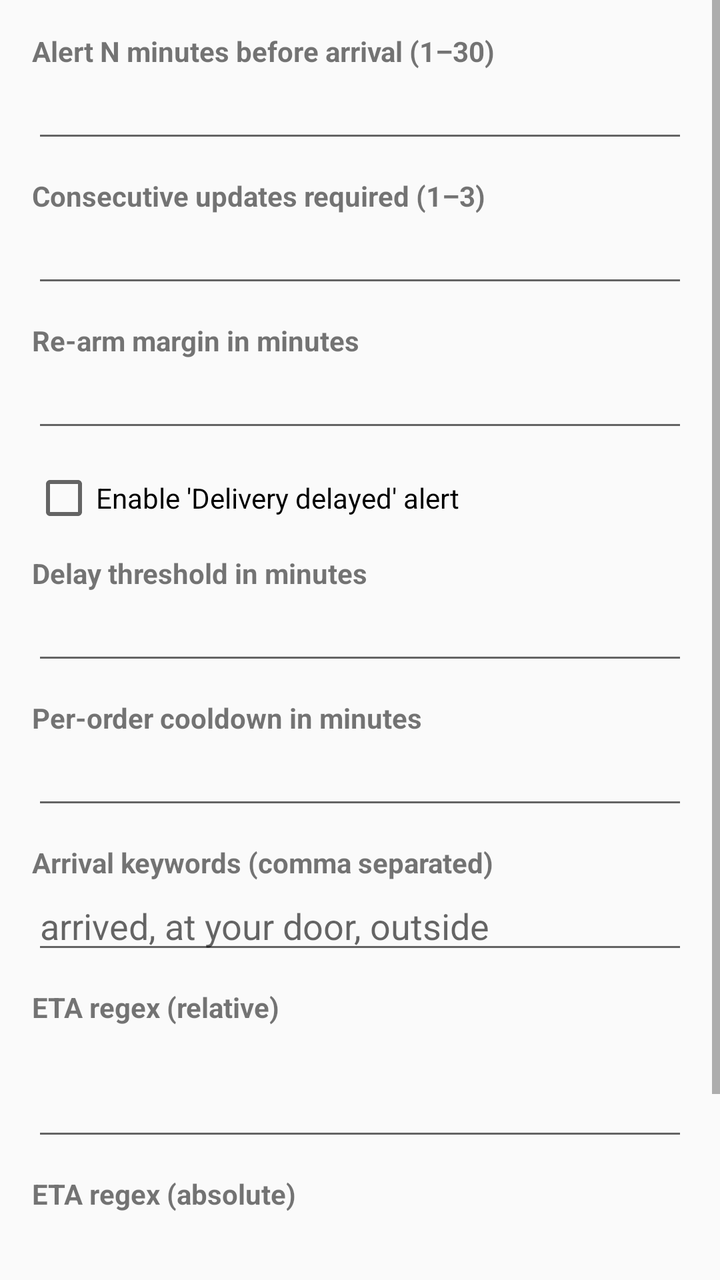
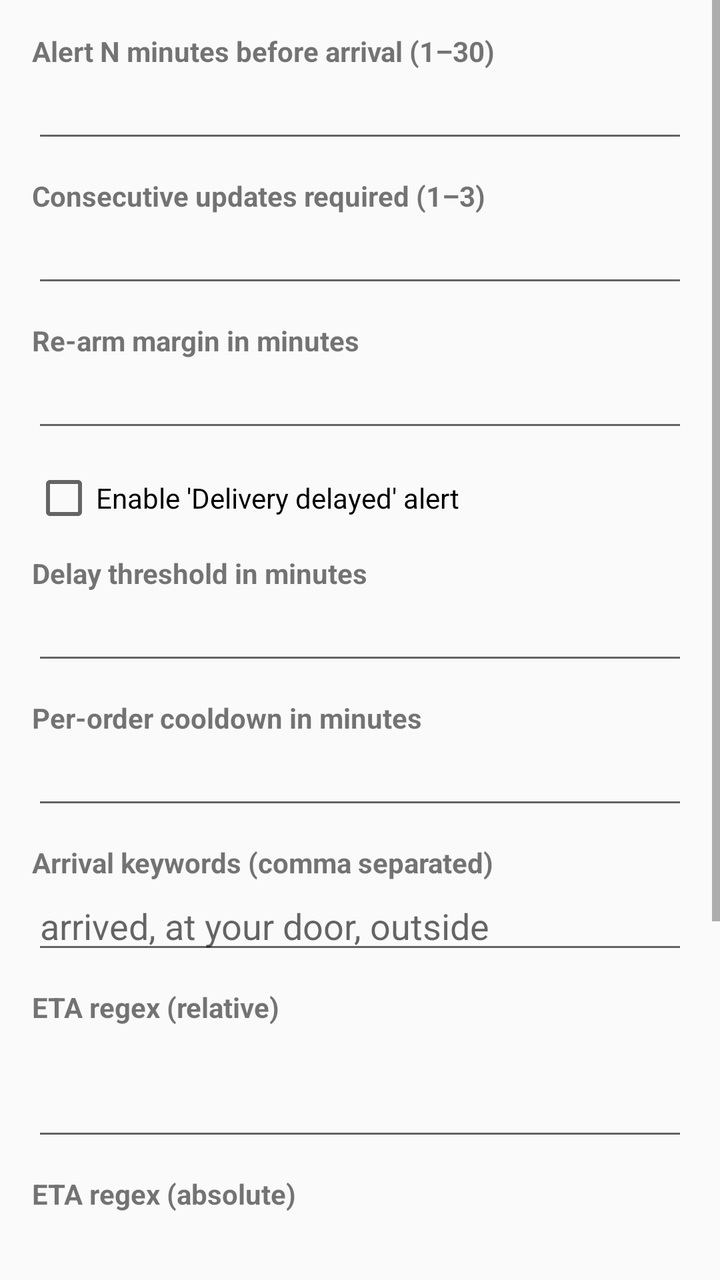

Two renders of the same Android screen: before a commit and after it. Below are the layout's source before the change and the commit's diff.
<!-- AndroidManifest.xml: application theme Theme.RestRelay -->
<!-- res/layout/activity_delivery_settings.xml -->
<?xml version="1.0" encoding="utf-8"?>
<ScrollView xmlns:android="http://schemas.android.com/apk/res/android"
    android:layout_width="match_parent"
    android:layout_height="match_parent">

    <LinearLayout
        android:layout_width="match_parent"
        android:layout_height="wrap_content"
        android:orientation="vertical"
        android:padding="16dp">

        <TextView
            android:layout_width="wrap_content"
            android:layout_height="wrap_content"
            android:text="@string/label_alert_before"
            android:textStyle="bold" />

        <EditText
            android:id="@+id/edit_alert_before"
            android:layout_width="match_parent"
            android:layout_height="wrap_content"
            android:inputType="number"
            android:maxLines="1" />

        <TextView
            android:layout_width="wrap_content"
            android:layout_height="wrap_content"
            android:layout_marginTop="12dp"
            android:text="@string/label_consecutive"
            android:textStyle="bold" />

        <EditText
            android:id="@+id/edit_consecutive"
            android:layout_width="match_parent"
            android:layout_height="wrap_content"
            android:inputType="number"
            android:maxLines="1" />

        <TextView
            android:layout_width="wrap_content"
            android:layout_height="wrap_content"
            android:layout_marginTop="12dp"
            android:text="@string/label_rearm"
            android:textStyle="bold" />

        <EditText
            android:id="@+id/edit_rearm"
            android:layout_width="match_parent"
            android:layout_height="wrap_content"
            android:inputType="number"
            android:maxLines="1" />

        <CheckBox
            android:id="@+id/check_delay_enabled"
            android:layout_width="wrap_content"
            android:layout_height="wrap_content"
            android:layout_marginTop="12dp"
            android:text="@string/label_delay_enabled" />

        <TextView
            android:layout_width="wrap_content"
            android:layout_height="wrap_content"
            android:layout_marginTop="12dp"
            android:text="@string/label_delay_threshold"
            android:textStyle="bold" />

        <EditText
            android:id="@+id/edit_delay_threshold"
            android:layout_width="match_parent"
            android:layout_height="wrap_content"
            android:inputType="number"
            android:maxLines="1" />

        <TextView
            android:layout_width="wrap_content"
            android:layout_height="wrap_content"
            android:layout_marginTop="12dp"
            android:text="@string/label_cooldown"
            android:textStyle="bold" />

        <EditText
            android:id="@+id/edit_cooldown"
            android:layout_width="match_parent"
            android:layout_height="wrap_content"
            android:inputType="number"
            android:maxLines="1" />

        <TextView
            android:layout_width="wrap_content"
            android:layout_height="wrap_content"
            android:layout_marginTop="12dp"
            android:text="@string/label_arrival_keywords"
            android:textStyle="bold" />

        <EditText
            android:id="@+id/edit_arrival_keywords"
            android:layout_width="match_parent"
            android:layout_height="wrap_content"
            android:hint="@string/hint_arrival_keywords"
            android:inputType="textMultiLine"
            android:minLines="1" />

        <TextView
            android:layout_width="wrap_content"
            android:layout_height="wrap_content"
            android:layout_marginTop="12dp"
            android:text="@string/label_eta_relative"
            android:textStyle="bold" />

        <EditText
            android:id="@+id/edit_eta_relative"
            android:layout_width="match_parent"
            android:layout_height="wrap_content"
            android:fontFamily="monospace"
            android:inputType="textMultiLine"
            android:minLines="2" />

        <TextView
            android:layout_width="wrap_content"
            android:layout_height="wrap_content"
            android:layout_marginTop="12dp"
            android:text="@string/label_eta_absolute"
            android:textStyle="bold" />

        <EditText
            android:id="@+id/edit_eta_absolute"
            android:layout_width="match_parent"
            android:layout_height="wrap_content"
            android:fontFamily="monospace"
            android:inputType="textMultiLine"
            android:minLines="2" />

        <Button
            android:id="@+id/btn_save"
            android:layout_width="match_parent"
            android:layout_height="wrap_content"
            android:layout_marginTop="16dp"
            android:text="@string/btn_save" />

    </LinearLayout>
</ScrollView>
<!-- resources referenced by this layout -->
<resources>
  <string name="btn_save">Save</string>
  <string name="hint_arrival_keywords">arrived, at your door, outside</string>
  <string name="label_alert_before">Alert N minutes before arrival (1–30)</string>
  <string name="label_arrival_keywords">Arrival keywords (comma separated)</string>
  <string name="label_consecutive">Consecutive updates required (1–3)</string>
  <string name="label_cooldown">Per-order cooldown in minutes</string>
  <string name="label_delay_enabled">Enable \'Delivery delayed\' alert</string>
  <string name="label_delay_threshold">Delay threshold in minutes</string>
  <string name="label_eta_absolute">ETA regex (absolute)</string>
  <string name="label_eta_relative">ETA regex (relative)</string>
  <string name="label_rearm">Re-arm margin in minutes</string>
  <style name="Theme.RestRelay" parent="Theme.AppCompat.DayNight.DarkActionBar">
          <item name="colorPrimary">@color/primary</item>
          <item name="colorPrimaryDark">@color/primary_dark</item>
          <item name="colorAccent">@color/accent</item>
      </style>
  <color name="primary">#1565C0</color>
  <color name="primary_dark">#0D47A1</color>
  <color name="accent">#00B0FF</color>
</resources>

<!-- the commit's change to res/layout/activity_delivery_settings.xml (unified diff, before → after) -->
@@ -137,5 +137,27 @@
             android:layout_marginTop="16dp"
             android:text="@string/btn_save" />
 
+        <TextView
+            android:layout_width="wrap_content"
+            android:layout_height="wrap_content"
+            android:layout_marginTop="24dp"
+            android:text="@string/label_test_delivery"
+            android:textStyle="bold" />
+
+        <EditText
+            android:id="@+id/edit_test_delivery"
+            android:layout_width="match_parent"
+            android:layout_height="wrap_content"
+            android:hint="@string/hint_test_delivery"
+            android:inputType="text"
+            android:maxLines="1" />
+
+        <Button
+            android:id="@+id/btn_test_delivery"
+            android:layout_width="match_parent"
+            android:layout_height="wrap_content"
+            android:layout_marginTop="8dp"
+            android:text="@string/btn_test_delivery" />
+
     </LinearLayout>
 </ScrollView>
<!-- resource entries referenced after the edit -->
@@ -1,7 +1,9 @@
 <!-- resources referenced by this layout -->
 <resources>
   <string name="btn_save">Save</string>
+  <string name="btn_test_delivery">Post test delivery notification</string>
   <string name="hint_arrival_keywords">arrived, at your door, outside</string>
+  <string name="hint_test_delivery">Arriving in 6 min</string>
   <string name="label_alert_before">Alert N minutes before arrival (1–30)</string>
   <string name="label_arrival_keywords">Arrival keywords (comma separated)</string>
   <string name="label_consecutive">Consecutive updates required (1–3)</string>
@@ -11,6 +13,7 @@
   <string name="label_eta_absolute">ETA regex (absolute)</string>
   <string name="label_eta_relative">ETA regex (relative)</string>
   <string name="label_rearm">Re-arm margin in minutes</string>
+  <string name="label_test_delivery">Simulate a delivery notification</string>
   <style name="Theme.RestRelay" parent="Theme.AppCompat.DayNight.DarkActionBar">
           <item name="colorPrimary">@color/primary</item>
           <item name="colorPrimaryDark">@color/primary_dark</item>
